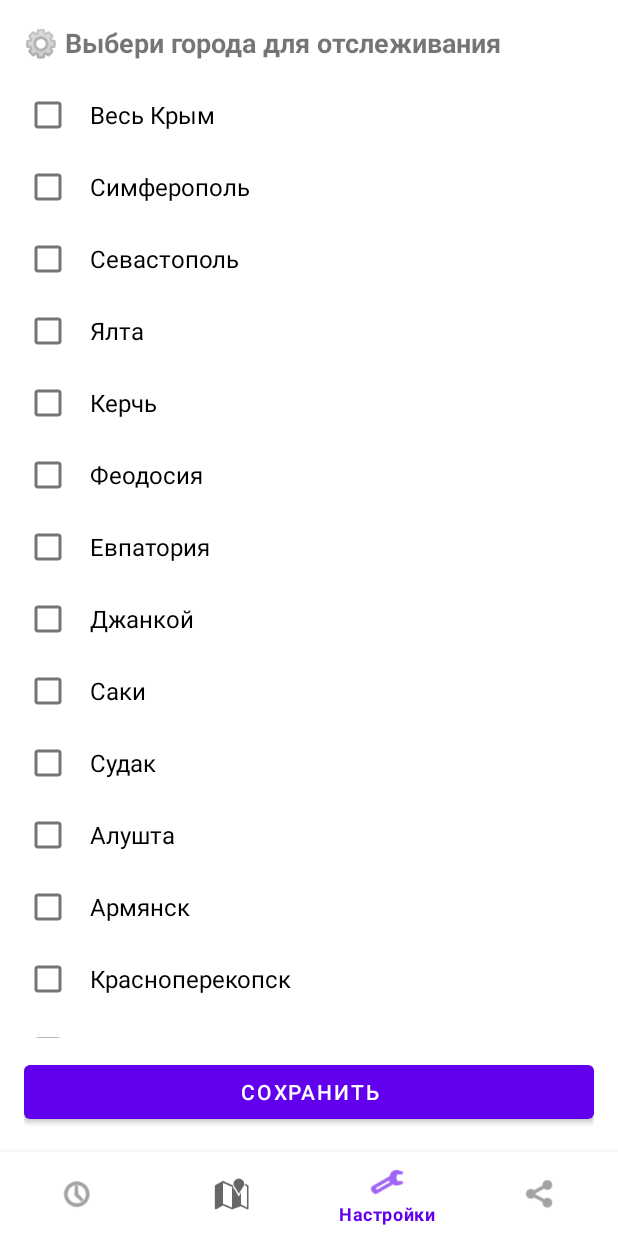
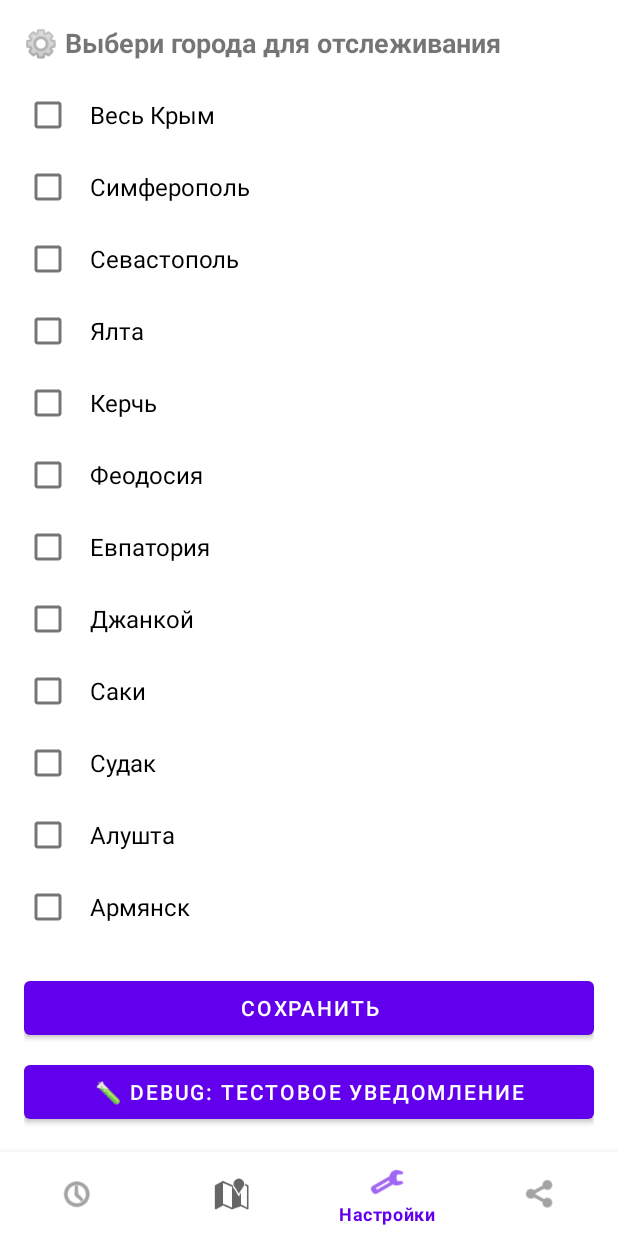
Before and after one commit to xexqq/crimea-alarm-app, an Android app: the screen it shows after launch (MainActivity), item 3 of the bottom bar chosen, on a phone screen of 412 x 824 dp. Run offline under Robolectric (Android 15) with nearby library versions, the light colour scheme and no system bars; our stand-ins replace Room's generated code; network calls fail; pictures from the network do not load; 1 statement that could not run was skipped.

Commit message:
Добавлена debug-кнопка для тестовых уведомлений

```diff
--- a/app/src/main/res/layout/fragment_settings.xml
+++ b/app/src/main/res/layout/fragment_settings.xml
@@ -26,4 +26,11 @@
         android:layout_marginTop="12dp"
         android:text="Сохранить" />
 
+<Button
+        android:id="@+id/debugButton"
+        android:layout_width="match_parent"
+        android:layout_height="wrap_content"
+        android:layout_marginTop="8dp"
+        android:text="🧪 DEBUG: тестовое уведомление" />
+
 </LinearLayout>
```
Also changed, not shown: app/src/main/java/com/xexqq/crimeaalarm/SettingsFragment.kt (+67 -0 lines).
